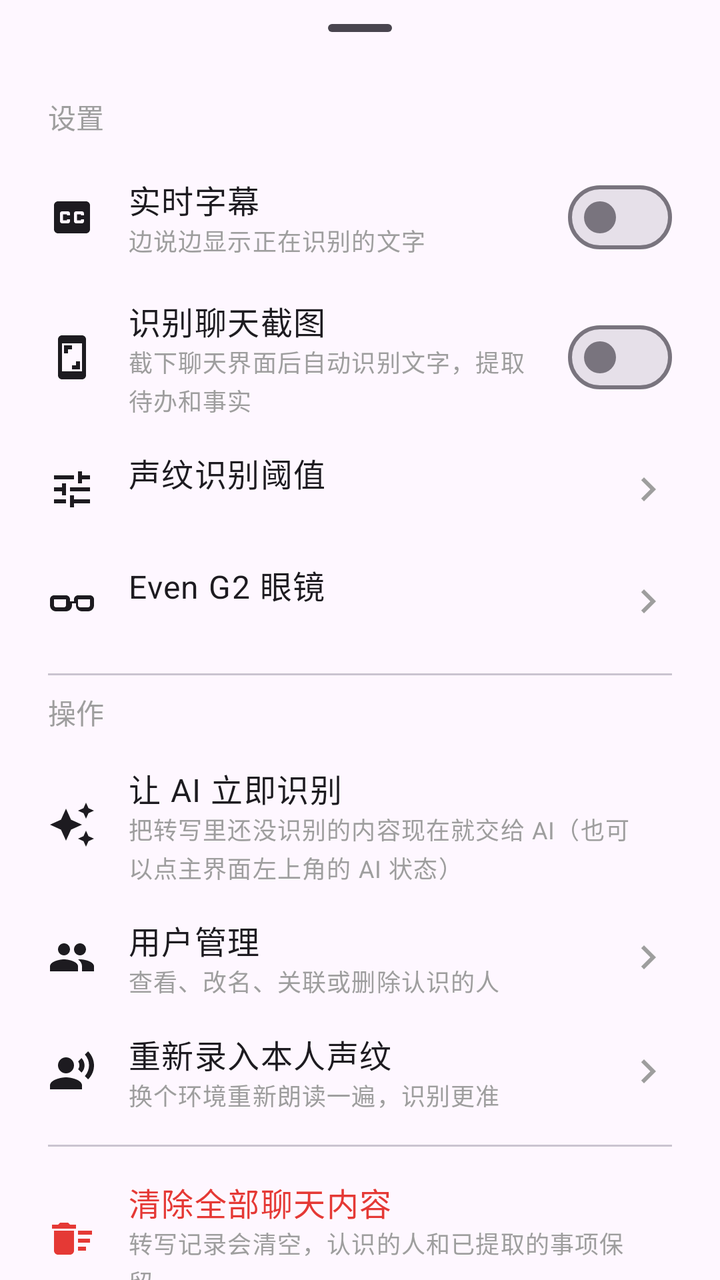
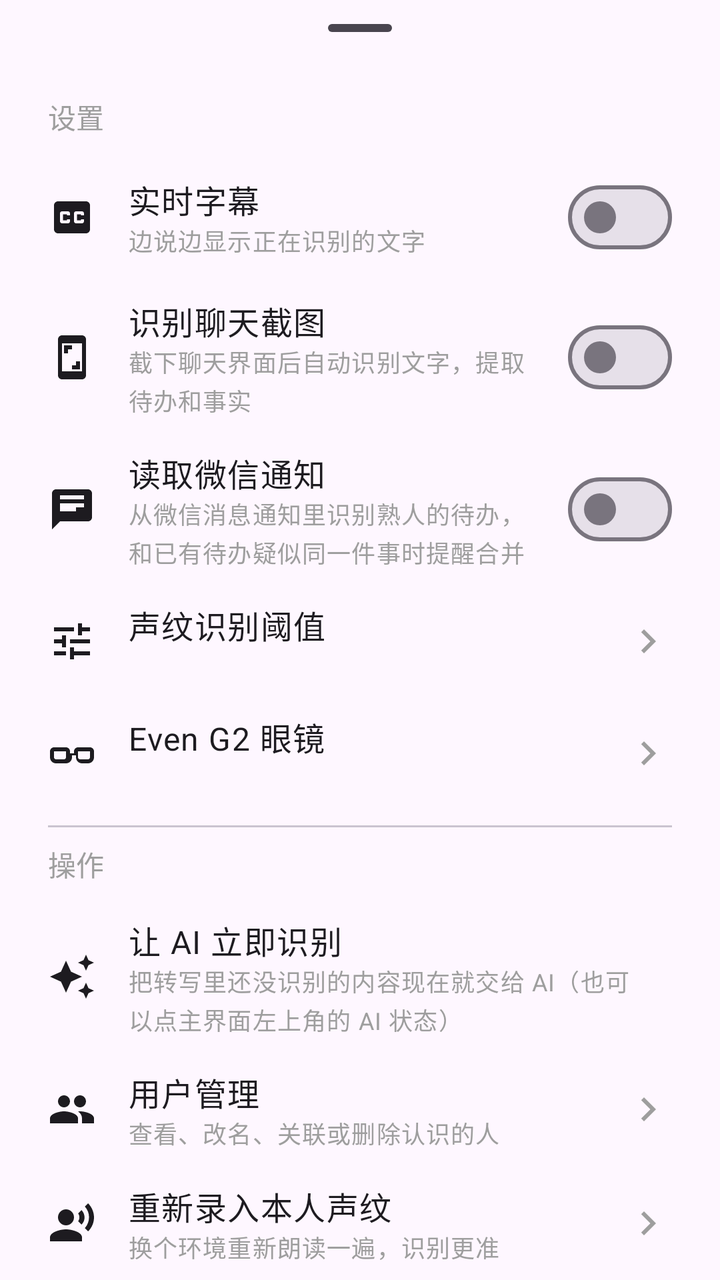

Screens rendered from an Android XML layout before and after an edit, with the pre-edit source and the edit as a unified diff.
<!-- AndroidManifest.xml: application theme Theme.Whisper -->
<!-- res/layout/sheet_more.xml -->
<?xml version="1.0" encoding="utf-8"?>
<androidx.core.widget.NestedScrollView xmlns:android="http://schemas.android.com/apk/res/android"
    xmlns:app="http://schemas.android.com/apk/res-auto"
    android:layout_width="match_parent"
    android:layout_height="wrap_content">

    <LinearLayout
        android:layout_width="match_parent"
        android:layout_height="wrap_content"
        android:orientation="vertical"
        android:paddingHorizontal="12dp"
        android:paddingBottom="20dp">

        <com.google.android.material.bottomsheet.BottomSheetDragHandleView
            android:layout_width="match_parent"
            android:layout_height="wrap_content" />

        <TextView
            android:layout_width="match_parent"
            android:layout_height="wrap_content"
            android:paddingHorizontal="12dp"
            android:paddingBottom="8dp"
            android:text="@string/sheet_section_settings"
            android:textAppearance="?attr/textAppearanceTitleSmall"
            android:textColor="@color/partial_text" />

        
        <LinearLayout
            android:id="@+id/row_caption"
            android:layout_width="match_parent"
            android:layout_height="wrap_content"
            android:background="@drawable/bg_row"
            android:gravity="center_vertical"
            android:minHeight="@dimen/row_min_height"
            android:orientation="horizontal"
            android:paddingHorizontal="12dp"
            android:paddingVertical="8dp">

            <ImageView
                android:layout_width="24dp"
                android:layout_height="24dp"
                android:contentDescription="@null"
                android:src="@drawable/ic_caption" />

            <LinearLayout
                android:layout_width="0dp"
                android:layout_height="wrap_content"
                android:layout_marginHorizontal="16dp"
                android:layout_weight="1"
                android:orientation="vertical">

                <TextView
                    style="@style/Widget.Whisper.RowTitle"
                    android:text="@string/menu_live_caption" />

                <TextView
                    style="@style/Widget.Whisper.RowSubtitle"
                    android:text="@string/menu_live_caption_hint" />
            </LinearLayout>

            <com.google.android.material.materialswitch.MaterialSwitch
                android:id="@+id/switch_caption"
                android:layout_width="wrap_content"
                android:layout_height="wrap_content" />
        </LinearLayout>

        
        <LinearLayout
            android:id="@+id/row_screenshot"
            android:layout_width="match_parent"
            android:layout_height="wrap_content"
            android:background="@drawable/bg_row"
            android:gravity="center_vertical"
            android:minHeight="@dimen/row_min_height"
            android:orientation="horizontal"
            android:paddingHorizontal="12dp"
            android:paddingVertical="8dp">

            <ImageView
                android:layout_width="24dp"
                android:layout_height="24dp"
                android:contentDescription="@null"
                android:src="@drawable/ic_screenshot" />

            <LinearLayout
                android:layout_width="0dp"
                android:layout_height="wrap_content"
                android:layout_marginHorizontal="16dp"
                android:layout_weight="1"
                android:orientation="vertical">

                <TextView
                    style="@style/Widget.Whisper.RowTitle"
                    android:text="@string/menu_screenshot_watch" />

                <TextView
                    style="@style/Widget.Whisper.RowSubtitle"
                    android:text="@string/menu_screenshot_watch_hint" />
            </LinearLayout>

            <com.google.android.material.materialswitch.MaterialSwitch
                android:id="@+id/switch_screenshot"
                android:layout_width="wrap_content"
                android:layout_height="wrap_content" />
        </LinearLayout>

        
        <LinearLayout
            android:id="@+id/row_threshold"
            android:layout_width="match_parent"
            android:layout_height="wrap_content"
            android:background="@drawable/bg_row"
            android:gravity="center_vertical"
            android:minHeight="@dimen/row_min_height"
            android:orientation="horizontal"
            android:paddingHorizontal="12dp"
            android:paddingVertical="8dp">

            <ImageView
                android:layout_width="24dp"
                android:layout_height="24dp"
                android:contentDescription="@null"
                android:src="@drawable/ic_tune" />

            <LinearLayout
                android:layout_width="0dp"
                android:layout_height="wrap_content"
                android:layout_marginHorizontal="16dp"
                android:layout_weight="1"
                android:orientation="vertical">

                <TextView
                    style="@style/Widget.Whisper.RowTitle"
                    android:text="@string/menu_threshold" />

                <TextView
                    android:id="@+id/threshold_value"
                    style="@style/Widget.Whisper.RowSubtitle" />
            </LinearLayout>

            <ImageView
                android:layout_width="24dp"
                android:layout_height="24dp"
                android:contentDescription="@null"
                android:src="@drawable/ic_chevron" />
        </LinearLayout>

        
        <LinearLayout
            android:id="@+id/row_glasses"
            android:layout_width="match_parent"
            android:layout_height="wrap_content"
            android:background="@drawable/bg_row"
            android:gravity="center_vertical"
            android:minHeight="@dimen/row_min_height"
            android:orientation="horizontal"
            android:paddingHorizontal="12dp"
            android:paddingVertical="8dp">

            <ImageView
                android:layout_width="24dp"
                android:layout_height="24dp"
                android:contentDescription="@null"
                android:src="@drawable/ic_glasses" />

            <LinearLayout
                android:layout_width="0dp"
                android:layout_height="wrap_content"
                android:layout_marginHorizontal="16dp"
                android:layout_weight="1"
                android:orientation="vertical">

                <TextView
                    style="@style/Widget.Whisper.RowTitle"
                    android:text="@string/glasses_title" />

                <TextView
                    android:id="@+id/glasses_value"
                    style="@style/Widget.Whisper.RowSubtitle" />
            </LinearLayout>

            <ImageView
                android:layout_width="24dp"
                android:layout_height="24dp"
                android:contentDescription="@null"
                android:src="@drawable/ic_chevron" />
        </LinearLayout>

        <com.google.android.material.divider.MaterialDivider
            android:layout_width="match_parent"
            android:layout_height="wrap_content"
            android:layout_marginHorizontal="12dp"
            android:layout_marginVertical="8dp" />

        <TextView
            android:layout_width="match_parent"
            android:layout_height="wrap_content"
            android:paddingHorizontal="12dp"
            android:paddingBottom="8dp"
            android:text="@string/sheet_section_actions"
            android:textAppearance="?attr/textAppearanceTitleSmall"
            android:textColor="@color/partial_text" />

        
        <LinearLayout
            android:id="@+id/row_extract"
            android:layout_width="match_parent"
            android:layout_height="wrap_content"
            android:background="@drawable/bg_row"
            android:gravity="center_vertical"
            android:minHeight="@dimen/row_min_height"
            android:orientation="horizontal"
            android:paddingHorizontal="12dp"
            android:paddingVertical="8dp">

            <ImageView
                android:layout_width="24dp"
                android:layout_height="24dp"
                android:contentDescription="@null"
                android:src="@drawable/ic_ai_sync" />

            <LinearLayout
                android:layout_width="0dp"
                android:layout_height="wrap_content"
                android:layout_marginHorizontal="16dp"
                android:layout_weight="1"
                android:orientation="vertical">

                <TextView
                    style="@style/Widget.Whisper.RowTitle"
                    android:text="@string/action_extract_all" />

                <TextView
                    android:id="@+id/extract_value"
                    style="@style/Widget.Whisper.RowSubtitle"
                    android:text="@string/action_extract_all_hint" />
            </LinearLayout>
        </LinearLayout>

        
        <LinearLayout
            android:id="@+id/row_users"
            android:layout_width="match_parent"
            android:layout_height="wrap_content"
            android:background="@drawable/bg_row"
            android:gravity="center_vertical"
            android:minHeight="@dimen/row_min_height"
            android:orientation="horizontal"
            android:paddingHorizontal="12dp"
            android:paddingVertical="8dp">

            <ImageView
                android:layout_width="24dp"
                android:layout_height="24dp"
                android:contentDescription="@null"
                android:src="@drawable/ic_people" />

            <LinearLayout
                android:layout_width="0dp"
                android:layout_height="wrap_content"
                android:layout_marginHorizontal="16dp"
                android:layout_weight="1"
                android:orientation="vertical">

                <TextView
                    style="@style/Widget.Whisper.RowTitle"
                    android:text="@string/title_users" />

                <TextView
                    style="@style/Widget.Whisper.RowSubtitle"
                    android:text="@string/title_users_hint" />
            </LinearLayout>

            <ImageView
                android:layout_width="24dp"
                android:layout_height="24dp"
                android:contentDescription="@null"
                android:src="@drawable/ic_chevron" />
        </LinearLayout>

        
        <LinearLayout
            android:id="@+id/row_enroll"
            android:layout_width="match_parent"
            android:layout_height="wrap_content"
            android:background="@drawable/bg_row"
            android:gravity="center_vertical"
            android:minHeight="@dimen/row_min_height"
            android:orientation="horizontal"
            android:paddingHorizontal="12dp"
            android:paddingVertical="8dp">

            <ImageView
                android:layout_width="24dp"
                android:layout_height="24dp"
                android:contentDescription="@null"
                android:src="@drawable/ic_voice" />

            <LinearLayout
                android:layout_width="0dp"
                android:layout_height="wrap_content"
                android:layout_marginHorizontal="16dp"
                android:layout_weight="1"
                android:orientation="vertical">

                <TextView
                    android:id="@+id/enroll_title"
                    style="@style/Widget.Whisper.RowTitle"
                    android:text="@string/menu_reenroll" />

                <TextView
                    android:id="@+id/enroll_value"
                    style="@style/Widget.Whisper.RowSubtitle"
                    android:text="@string/menu_reenroll_hint" />
            </LinearLayout>

            <ImageView
                android:layout_width="24dp"
                android:layout_height="24dp"
                android:contentDescription="@null"
                android:src="@drawable/ic_chevron" />
        </LinearLayout>

        <com.google.android.material.divider.MaterialDivider
            android:layout_width="match_parent"
            android:layout_height="wrap_content"
            android:layout_marginHorizontal="12dp"
            android:layout_marginVertical="8dp" />

        
        <LinearLayout
            android:id="@+id/row_clear"
            android:layout_width="match_parent"
            android:layout_height="wrap_content"
            android:background="@drawable/bg_row"
            android:gravity="center_vertical"
            android:minHeight="@dimen/row_min_height"
            android:orientation="horizontal"
            android:paddingHorizontal="12dp"
            android:paddingVertical="8dp">

            <ImageView
                android:layout_width="24dp"
                android:layout_height="24dp"
                android:contentDescription="@null"
                android:src="@drawable/ic_clear_all"
                app:tint="@color/state_danger" />

            <LinearLayout
                android:layout_width="0dp"
                android:layout_height="wrap_content"
                android:layout_marginHorizontal="16dp"
                android:layout_weight="1"
                android:orientation="vertical">

                <TextView
                    style="@style/Widget.Whisper.RowTitle"
                    android:text="@string/action_clear_chats"
                    android:textColor="@color/state_danger" />

                <TextView
                    style="@style/Widget.Whisper.RowSubtitle"
                    android:text="@string/action_clear_chats_hint" />
            </LinearLayout>
        </LinearLayout>
    </LinearLayout>
</androidx.core.widget.NestedScrollView>
<!-- resources referenced by this layout -->
<resources>
  <color name="partial_text">#FF9E9E9E</color>
  <color name="state_danger">#FFE53935</color>
  <dimen name="row_min_height">56dp</dimen>
  <string name="action_clear_chats">清除全部聊天内容</string>
  <string name="action_clear_chats_hint">转写记录会清空，认识的人和已提取的事项保留</string>
  <string name="action_extract_all">让 AI 立即识别</string>
  <string name="action_extract_all_hint">把转写里还没识别的内容现在就交给 AI（也可以点主界面左上角的 AI 状态）</string>
  <string name="glasses_title">Even G2 眼镜</string>
  <string name="menu_live_caption">实时字幕</string>
  <string name="menu_live_caption_hint">边说边显示正在识别的文字</string>
  <string name="menu_reenroll">重新录入本人声纹</string>
  <string name="menu_reenroll_hint">换个环境重新朗读一遍，识别更准</string>
  <string name="menu_screenshot_watch">识别聊天截图</string>
  <string name="menu_screenshot_watch_hint">截下聊天界面后自动识别文字，提取待办和事实</string>
  <string name="menu_threshold">声纹识别阈值</string>
  <string name="sheet_section_actions">操作</string>
  <string name="sheet_section_settings">设置</string>
  <string name="title_users">用户管理</string>
  <string name="title_users_hint">查看、改名、关联或删除认识的人</string>
  <style name="Theme.Whisper" parent="Base.Theme.Whisper" />
  <dimen name="corner_s">12dp</dimen>
  <color name="primary">#FF3D5AFE</color>
  <color name="primary_container">#FFDDE3FF</color>
  <color name="on_primary_container">#FF0F2A8A</color>
  <color name="panel_bg">#FFFFFFFF</color>
  <color name="surface_tint">#FFF3F4F9</color>
  <style name="ShapeAppearance.Whisper.ExtraSmall" parent="ShapeAppearance.Material3.Corner.ExtraSmall">
          <item name="cornerFamily">rounded</item>
          <item name="cornerSize">@dimen/corner_xs</item>
      </style>
  <style name="ShapeAppearance.Whisper.Small" parent="ShapeAppearance.Material3.Corner.Small">
          <item name="cornerFamily">rounded</item>
          <item name="cornerSize">@dimen/corner_s</item>
      </style>
  <style name="ShapeAppearance.Whisper.Medium" parent="ShapeAppearance.Material3.Corner.Medium">
          <item name="cornerFamily">rounded</item>
          <item name="cornerSize">@dimen/corner_m</item>
      </style>
  <style name="ShapeAppearance.Whisper.Large" parent="ShapeAppearance.Material3.Corner.Large">
          <item name="cornerFamily">rounded</item>
          <item name="cornerSize">@dimen/corner_l</item>
      </style>
  <style name="ThemeOverlay.Whisper.BottomSheet" parent="ThemeOverlay.Material3.BottomSheetDialog">
          <item name="bottomSheetStyle">@style/Widget.Whisper.BottomSheet</item>
      </style>
  <style name="Widget.Whisper.Snackbar" parent="Widget.Material3.Snackbar">
          <item name="shapeAppearance">@style/ShapeAppearance.Whisper.Small</item>
          <item name="shapeAppearanceOverlay">@null</item>
      </style>
  <dimen name="corner_xs">6dp</dimen>
  <dimen name="corner_m">16dp</dimen>
  <dimen name="corner_l">24dp</dimen>
  <dimen name="button_height">44dp</dimen>
  <dimen name="icon_button_size">44dp</dimen>
  <style name="Widget.Whisper.Button.Text.Dialog" parent="Widget.Material3.Button.TextButton.Dialog">
          <item name="shapeAppearance">@style/ShapeAppearance.Whisper.Medium</item>
          <item name="shapeAppearanceOverlay">@null</item>
      </style>
  <!-- unchanged entries left out for length: 26 -->
</resources>

<!-- the commit's change to res/layout/sheet_more.xml (unified diff, before → after) -->
@@ -106,6 +106,46 @@
 
         
         <LinearLayout
+            android:id="@+id/row_notification"
+            android:layout_width="match_parent"
+            android:layout_height="wrap_content"
+            android:background="@drawable/bg_row"
+            android:gravity="center_vertical"
+            android:minHeight="@dimen/row_min_height"
+            android:orientation="horizontal"
+            android:paddingHorizontal="12dp"
+            android:paddingVertical="8dp">
+
+            <ImageView
+                android:layout_width="24dp"
+                android:layout_height="24dp"
+                android:contentDescription="@null"
+                android:src="@drawable/ic_chat" />
+
+            <LinearLayout
+                android:layout_width="0dp"
+                android:layout_height="wrap_content"
+                android:layout_marginHorizontal="16dp"
+                android:layout_weight="1"
+                android:orientation="vertical">
+
+                <TextView
+                    style="@style/Widget.Whisper.RowTitle"
+                    android:text="@string/menu_notification_watch" />
+
+                <TextView
+                    style="@style/Widget.Whisper.RowSubtitle"
+                    android:text="@string/menu_notification_watch_hint" />
+            </LinearLayout>
+
+            <com.google.android.material.materialswitch.MaterialSwitch
+                android:id="@+id/switch_notification"
+                android:layout_width="wrap_content"
+                android:layout_height="wrap_content" />
+        </LinearLayout>
+
+        
+        <LinearLayout
             android:id="@+id/row_threshold"
             android:layout_width="match_parent"
             android:layout_height="wrap_content"
<!-- resource entries referenced after the edit -->
@@ -3,6 +3,18 @@
   <color name="partial_text">#FF9E9E9E</color>
   <color name="state_danger">#FFE53935</color>
   <dimen name="row_min_height">56dp</dimen>
+  <!-- drawable ic_chat (drawable) -->
+  <?xml version="1.0" encoding="utf-8"?>
+  <vector xmlns:android="http://schemas.android.com/apk/res/android"
+      android:width="24dp"
+      android:height="24dp"
+      android:tint="?attr/colorOnSurface"
+      android:viewportWidth="24"
+      android:viewportHeight="24">
+      <path
+          android:fillColor="#FF000000"
+          android:pathData="M20,2H4C2.9,2 2,2.9 2,4v18l4,-4h14c1.1,0 2,-0.9 2,-2V4C22,2.9 21.1,2 20,2zM6,9h12v2H6V9zM14,13H6v-2h8V13zM18,7H6V5h12V7z" />
+  </vector>
   <string name="action_clear_chats">清除全部聊天内容</string>
   <string name="action_clear_chats_hint">转写记录会清空，认识的人和已提取的事项保留</string>
   <string name="action_extract_all">让 AI 立即识别</string>
@@ -10,6 +22,8 @@
   <string name="glasses_title">Even G2 眼镜</string>
   <string name="menu_live_caption">实时字幕</string>
   <string name="menu_live_caption_hint">边说边显示正在识别的文字</string>
+  <string name="menu_notification_watch">读取微信通知</string>
+  <string name="menu_notification_watch_hint">从微信消息通知里识别熟人的待办，和已有待办疑似同一件事时提醒合并</string>
   <string name="menu_reenroll">重新录入本人声纹</string>
   <string name="menu_reenroll_hint">换个环境重新朗读一遍，识别更准</string>
   <string name="menu_screenshot_watch">识别聊天截图</string>
